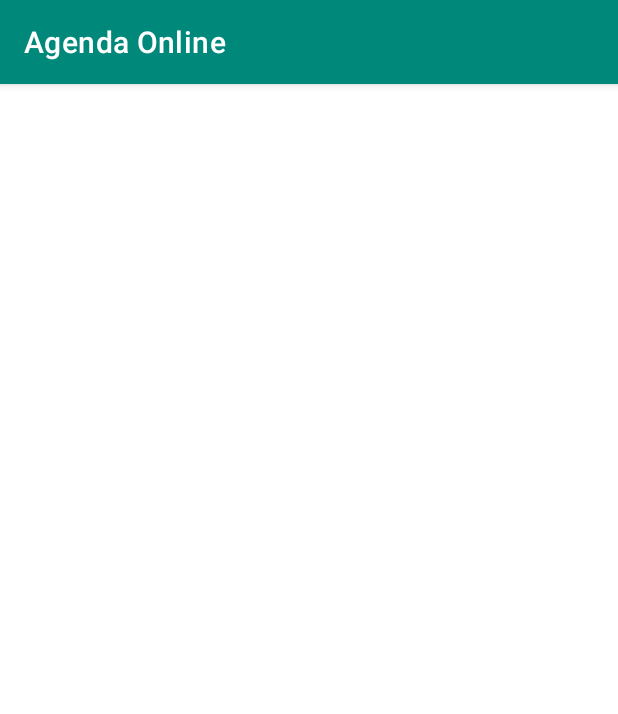
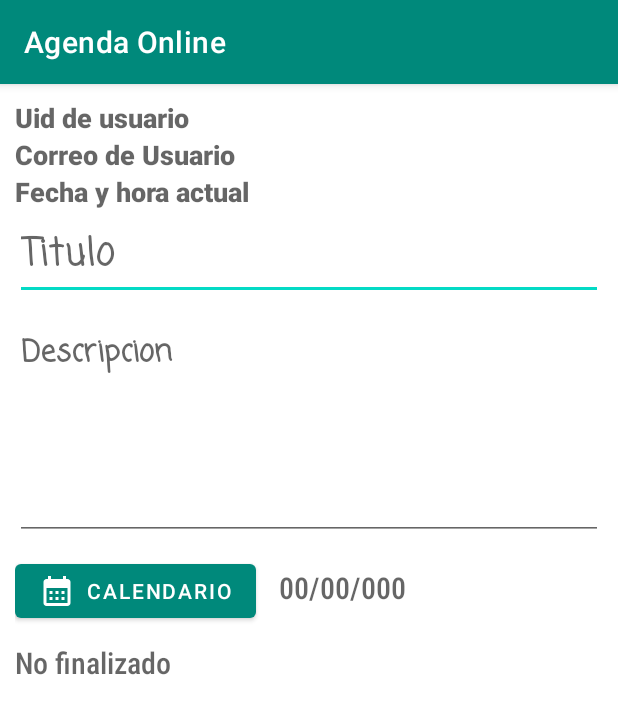
Before and after one commit to V3Ronica1/PROYECTO-FINAL-DAUTE, an Android app: the Agregar_Notas screen opened directly, with no data from a screen before it, on a phone screen of 412 x 824 dp. Shown: the top 714 px of the screen. Run offline under Robolectric (Android 15) with nearby library versions, the light colour scheme and no system bars.

Commit message:
Diseño para agregar notas

```diff
--- /dev/null
+++ b/app/src/main/res/drawable/ic_calendar.xml
@@ -0,0 +1,5 @@
+<vector android:height="24dp" android:tint="#2E3ADE"
+    android:viewportHeight="24" android:viewportWidth="24"
+    android:width="24dp" xmlns:android="http://schemas.android.com/apk/res/android">
+    <path android:fillColor="@android:color/white" android:pathData="M19,4h-1V2h-2v2H8V2H6v2H5C3.89,4 3.01,4.9 3.01,6L3,20c0,1.1 0.89,2 2,2h14c1.1,0 2,-0.9 2,-2V6C21,4.9 20.1,4 19,4zM19,20H5V10h14V20zM9,14H7v-2h2V14zM13,14h-2v-2h2V14zM17,14h-2v-2h2V14zM9,18H7v-2h2V18zM13,18h-2v-2h2V18zM17,18h-2v-2h2V18z"/>
+</vector>
--- a/app/src/main/res/layout/activity_agregar_notas.xml
+++ b/app/src/main/res/layout/activity_agregar_notas.xml
@@ -1,9 +1,98 @@
 <?xml version="1.0" encoding="utf-8"?>
-<androidx.constraintlayout.widget.ConstraintLayout xmlns:android="http://schemas.android.com/apk/res/android"
+<ScrollView xmlns:android="http://schemas.android.com/apk/res/android"
     xmlns:app="http://schemas.android.com/apk/res-auto"
     xmlns:tools="http://schemas.android.com/tools"
     android:layout_width="match_parent"
     android:layout_height="match_parent"
     tools:context=".Agregar_Notas">
 
-</androidx.constraintlayout.widget.ConstraintLayout>
+    <androidx.appcompat.widget.LinearLayoutCompat
+        android:layout_width="match_parent"
+        android:layout_height="wrap_content"
+        android:orientation="vertical"
+        android:padding="10dp">
+
+        <TextView
+            android:hint="@string/Uid_usuario"
+            android:id="@+id/id_usuario"
+            android:layout_width="wrap_content"
+            android:layout_height="wrap_content"
+            android:textSize="18sp"
+            android:fontFamily="sans-serif-black"/>
+
+        <TextView
+            android:hint="@string/correo_usuario"
+            android:id="@+id/correo_user"
+            android:layout_width="wrap_content"
+            android:layout_height="wrap_content"
+            android:textSize="18sp"
+            android:fontFamily="sans-serif-black"/>
+
+        <TextView
+            android:hint="@string/fecha_horaactual"
+            android:id="@+id/fecha_hora"
+            android:layout_width="wrap_content"
+            android:layout_height="wrap_content"
+            android:textSize="18sp"
+            android:fontFamily="sans-serif-black"/>
+
+        <EditText
+            android:id="@+id/titulo"
+            android:layout_width="match_parent"
+            android:layout_height="wrap_content"
+            android:hint="@string/title"
+            android:textSize="25sp"
+            android:textStyle="bold"
+            android:fontFamily="casual"/>
+
+        <EditText
+            android:id="@+id/descripcion"
+            android:layout_width="match_parent"
+            android:layout_height="wrap_content"
+            android:hint="@string/Descripcion"
+            android:textStyle="bold"
+            android:fontFamily="casual"
+            android:textSize="20sp"
+            android:layout_marginTop="10sp"
+            android:minHeight="150dp"
+            android:gravity="start"/>
+
+        <androidx.appcompat.widget.LinearLayoutCompat
+            android:layout_width="match_parent"
+            android:layout_height="wrap_content"
+            android:orientation="horizontal"
+            android:layout_marginTop="10dp">
+
+            <Button
+                android:layout_width="wrap_content"
+                android:layout_height="wrap_content"
+                android:text="@string/Calendario"
+                android:id="@+id/calender"
+                app:icon = "@drawable/ic_calendar"/>
+
+            <TextView
+                android:layout_width="wrap_content"
+                android:layout_height="wrap_content"
+                android:hint="@string/Fecha"
+                android:id="@+id/date"
+                android:textSize="20dp"
+                android:layout_marginStart="15dp"
+                android:fontFamily="sans-serif-condensed-medium"/>
+
+
+
+        </androidx.appcompat.widget.LinearLayoutCompat>
+
+        <TextView
+            android:layout_width="wrap_content"
+            android:layout_height="wrap_content"
+            android:id="@+id/result"
+            android:hint="@string/Estado"
+            android:textSize="20sp"
+            android:layout_marginTop="10dp"
+            android:fontFamily="sans-serif-condensed-medium"/>
+
+
+    </androidx.appcompat.widget.LinearLayoutCompat>
+
+</ScrollView>
--- a/app/src/main/res/values/strings.xml
+++ b/app/src/main/res/values/strings.xml
@@ -34,10 +34,10 @@
     <string name="Uid_usuario">Uid de usuario</string>
     <string name="correo_usuario">Correo de Usuario</string>
     <string name="fecha_horaactual">Fecha y hora actual</string>
-    <string name="Titulo"> Titulo</string>
-    <string name="Descripcion"> Descripcion</string>
-    <string name="Calendario"> Calendario</string>
-    <string name="Fecha"> 00/00/000</string>
+    <string name="title">Titulo</string>
+    <string name="Descripcion">Descripcion</string>
+    <string name="Calendario">Calendario</string>
+    <string name="Fecha">00/00/000</string>
     <string name="Estado">No finalizado</string>
 
 </resources>
```
